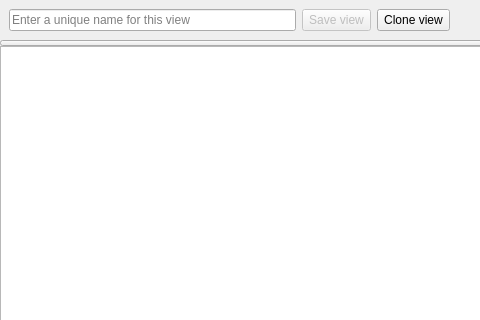
Above: machinelistviewer.ui from qmc2/qmc2-mame-fe before the change; both pictures show x 0 to 480 and y 0 to 320 of the 977 by 717 pixel window. Below: the same form after it.
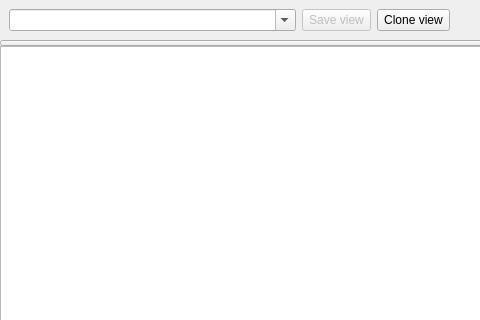
That is the form after the change. Icons and pictures are not drawn.

Commit message: wip: changed the view name editor to an editable combo-box and activated the menu toggle button

Patch:
```diff
--- a/machinelistviewer.ui
+++ b/machinelistviewer.ui
@@ -93,7 +93,7 @@
        </widget>
       </item>
       <item row="0" column="0">
-       <widget class="QLineEdit" name="lineEditViewName">
+       <widget class="QComboBox" name="comboBoxViewName">
         <property name="sizePolicy">
          <sizepolicy hsizetype="MinimumExpanding" vsizetype="Minimum">
           <horstretch>0</horstretch>
@@ -103,8 +103,8 @@
         <property name="toolTip">
          <string>Enter a unique name for this view</string>
         </property>
-        <property name="placeholderText">
-         <string>Enter a unique name for this view</string>
+        <property name="editable">
+         <bool>true</bool>
         </property>
        </widget>
       </item>
```
Left out of the diff: 148 changed lines with no effect on the pictures. The commit also changes 2 other files.
